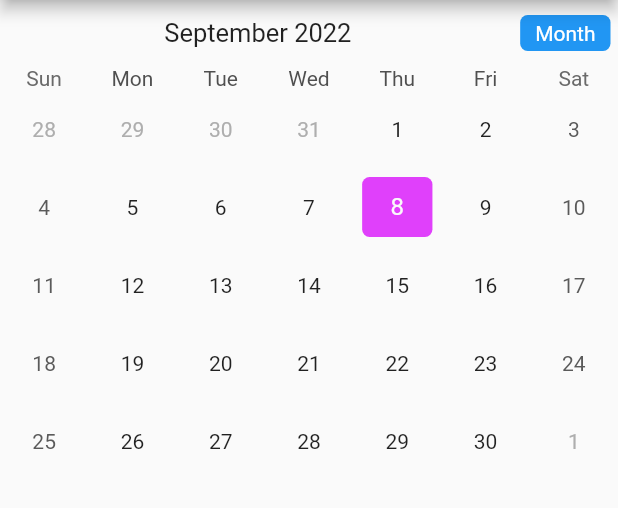
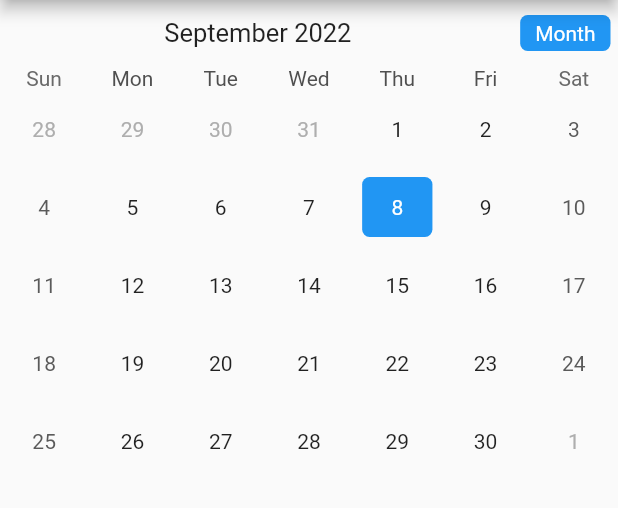
Before and after one commit to Ace-He/SEPT-Group3, a Flutter app: the screen it shows after launch, on a phone screen of 412 x 824 dp, the part 84-592 px from its top. Run offline on Flutter 3.47's test engine with Material 2 defaults, Android fonts, the phone set to English and light mode, and no system bars; drawn by our look-alikes of table_calendar.

Commit message:
fixed bug

```diff
--- a/calendar/lib/calendar.dart
+++ b/calendar/lib/calendar.dart
@@ -36,6 +36,10 @@ class _CalendarState extends State<Calendar> {
         });
         print(focusedDay);
       },
+      selectedDayPredicate: (DateTime date){
+        return isSameDay(selectedDay,date);
+      },
+      //To style the calendar
       calendarStyle: CalendarStyle(
         isTodayHighlighted: true,
         selectedDecoration: BoxDecoration(
@@ -49,7 +53,15 @@ class _CalendarState extends State<Calendar> {
         shape: BoxShape.rectangle,
         borderRadius: BorderRadius.circular(5.0),
 
-      )
+      ),
+      defaultDecoration:BoxDecoration(
+          shape: BoxShape.rectangle,
+          borderRadius: BorderRadius.circular(5.0)
+      ),
+      weekendDecoration: BoxDecoration(
+          shape: BoxShape.rectangle,
+          borderRadius: BorderRadius.circular(5.0)
+      ),
       ),
       headerStyle: HeaderStyle(
         formatButtonVisible: true,
```
